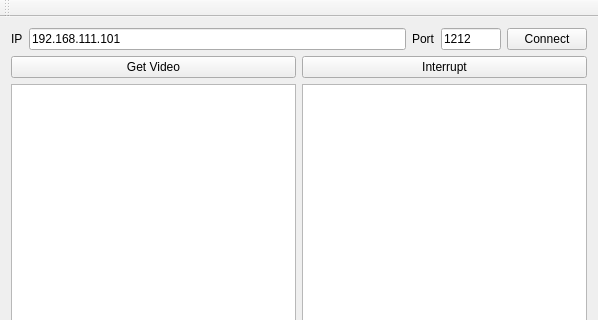
First picture: the form in DJI_PC_CONTROLLER/mainwindow.ui, repository pisarik/dji-phantom-pc-sdk, before the edit; both pictures show x 0 to 598 and y 0 to 320 of the 598 by 464 pixel window.
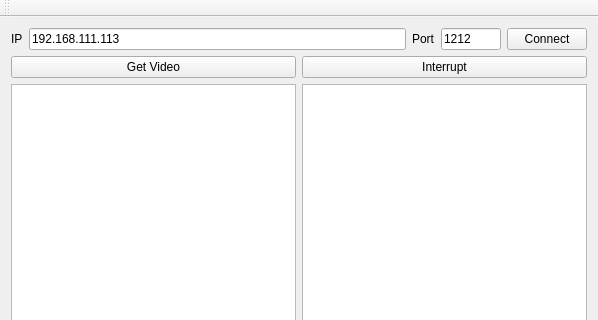
Second picture: the form after the edit.

Commit message: receiving and store jpeg frames

What changed in the file:
```diff
--- a/DJI_PC_CONTROLLER/mainwindow.ui
+++ b/DJI_PC_CONTROLLER/mainwindow.ui
@@ -27,7 +27,7 @@
       <item>
        <widget class="QLineEdit" name="ip_edit">
         <property name="text">
-         <string>192.168.111.101</string>
+         <string>192.168.111.113</string>
         </property>
        </widget>
       </item>
```
The commit also changes 1 other file.
